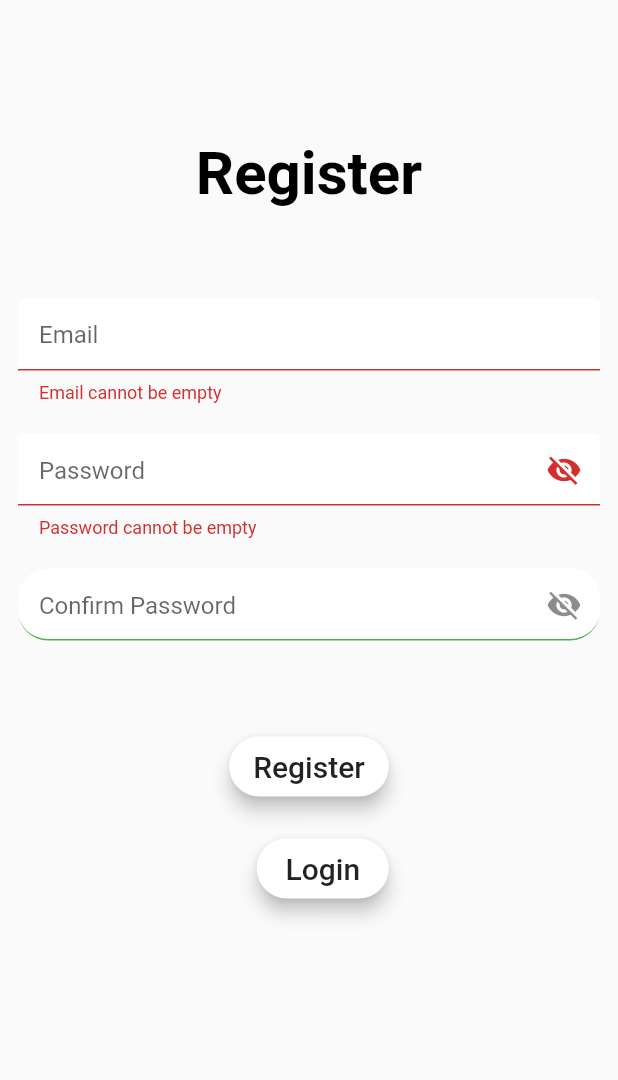
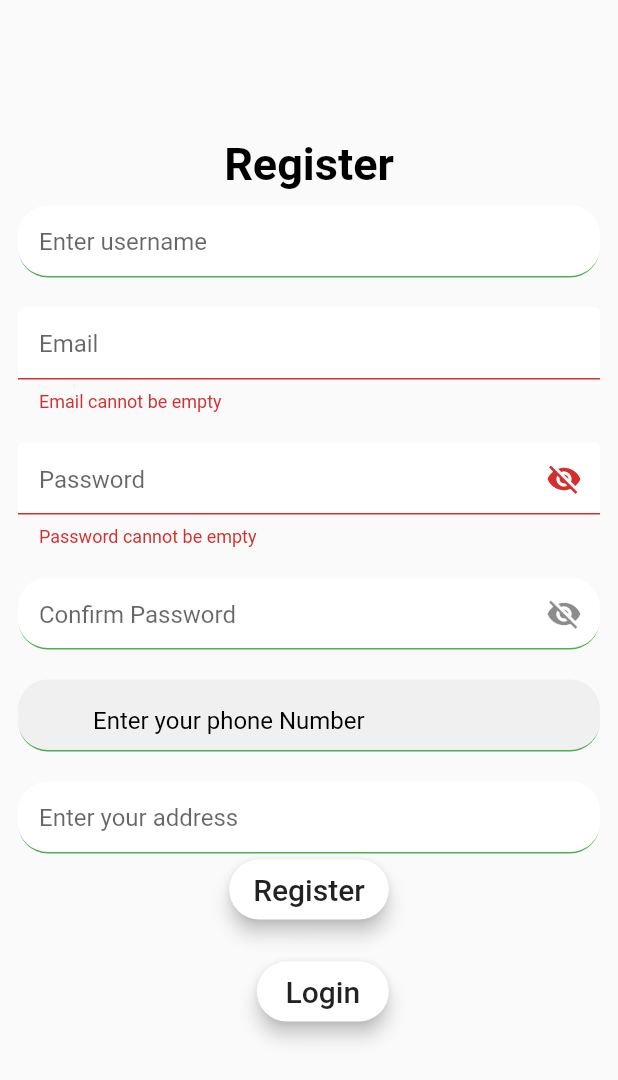
Before and after one commit to nderitualphie/project1, a Flutter app: the Register screen opened directly, after a tap on "Register", on a phone screen of 412 x 824 dp. Shown: the top 1080 px of the screen. Run offline on Flutter 3.47's test engine with Material 2 defaults, Android fonts, the phone set to English and light mode, and no system bars; our stand-ins replace badges, cloud_firestore, firebase_auth, firebase_core, firebase_storage, image_picker; missing offline and left inert: light_carousel; accounts and stored records are empty.

Commit message:
updated register

```diff
--- a/lib/main.dart
+++ b/lib/main.dart
@@ -34,16 +34,17 @@ class _MyAppState extends State<MyApp> {
           theme: ThemeData(
             primaryColor: Colors.green,
           ),
-          home: StreamBuilder(
-            stream: FirebaseAuth.instance.authStateChanges(),
-            builder: (context, snapshot) {
-              if (snapshot.hasData) {
-                return DefaultPage();
-              } else {
-                return LoginPage();
-              }
-            },
-          ),
+          home: Register(),
+          // home: StreamBuilder(
+          //   stream: FirebaseAuth.instance.authStateChanges(),
+          //   builder: (context, snapshot) {
+          //     if (snapshot.hasData) {
+          //       return DefaultPage();
+          //     } else {
+          //       return LoginPage();
+          //     }
+          //   },
+          // ),
         ));
   }
 }
--- a/lib/model/usermodel.dart
+++ b/lib/model/usermodel.dart
@@ -1,7 +1,13 @@
 import 'package:flutter/material.dart';
 
 class UserModel {
+  String userName;
   String email;
   String phoneNo;
-  UserModel({required this.email, required this.phoneNo});
+  String userImage;
+  UserModel(
+      {required this.email,
+      required this.phoneNo,
+      required this.userImage,
+      required this.userName});
 }
--- a/lib/register.dart
+++ b/lib/register.dart
@@ -3,6 +3,7 @@ import 'dart:io';
 import 'package:cloud_firestore/cloud_firestore.dart';
 import 'package:firebase_auth/firebase_auth.dart';
 import 'package:flutter/material.dart';
+import 'package:flutter/services.dart';
 
 import 'login.dart';
 
@@ -13,9 +14,6 @@ class Register extends StatefulWidget {
 
 class _RegisterState extends State<Register> {
   _RegisterState();
-  String? email;
-  String? password;
-  String? phoneNo;
 
   bool showProgress = false;
   bool visible = false;
@@ -24,9 +22,10 @@ class _RegisterState extends State<Register> {
   //CollectionReference ref = FirebaseFirestore.instance.collection('users');
   final TextEditingController passwordController = TextEditingController();
   final TextEditingController confirmpassController = TextEditingController();
-  final TextEditingController name = TextEditingController();
+  final TextEditingController userNamecontroller = TextEditingController();
   final TextEditingController emailController = TextEditingController();
   final TextEditingController phoneNocontroller = TextEditingController();
+  final TextEditingController addressController = TextEditingController();
   bool _isObscure = true;
   bool _isObscure2 = true;
   File? file;
@@ -57,14 +56,35 @@ class _RegisterState extends State<Register> {
                           style: TextStyle(
                             fontWeight: FontWeight.bold,
                             color: Colors.black,
-                            fontSize: 40,
+                            fontSize: 30,
                           ),
                         ),
                         SizedBox(
                           height: 10,
                         ),
+                        TextFormField(
+                          controller: userNamecontroller,
+                          decoration: InputDecoration(
+                            filled: true,
+                            fillColor: Colors.white,
+                            hintText: 'Enter username',
+                            enabled: true,
+                            contentPadding: const EdgeInsets.only(
+                                left: 14.0, bottom: 8.0, top: 8.0),
+                            focusedBorder: OutlineInputBorder(
+                              borderSide: BorderSide(color: Colors.green),
+                              borderRadius: BorderRadius.circular(20),
+                            ),
+                            enabledBorder: UnderlineInputBorder(
+                              borderSide: BorderSide(color: Colors.green),
+                              borderRadius: BorderRadius.circular(20),
+                            ),
+                          ),
+                          onChanged: (value) {},
+                          keyboardType: TextInputType.name,
+                        ),
                         SizedBox(
-                          height: 50,
+                          height: 20,
                         ),
                         TextFormField(
                           controller: emailController,
@@ -96,11 +116,7 @@ class _RegisterState extends State<Register> {
                               return null;
                             }
                           },
-                          onChanged: (value) {
-                            setState(() {
-                              value = email!;
-                            });
-                          },
+                          onChanged: (value) {},
                           keyboardType: TextInputType.emailAddress,
                         ),
                         SizedBox(
@@ -145,11 +161,7 @@ class _RegisterState extends State<Register> {
                               return null;
                             }
                           },
-                          onChanged: (value) {
-                            setState(() {
-                              value = password!;
-                            });
-                          },
+                          onChanged: (value) {},
                         ),
                         SizedBox(
                           height: 20,
@@ -195,41 +207,57 @@ class _RegisterState extends State<Register> {
                         SizedBox(
                           height: 20,
                         ),
-                        // TextFormField(
-                        //   controller: phoneNocontroller,
-                        //   keyboardType: TextInputType.phone,
-                        //   validator: (value) {
-                        //     if (value == "") {
-                        //       return "Please enter your phone number ";
-                        //     } else if (value!.length < 10) {
-                        //       return "Phone number must be 10 digits ";
-                        //     }
-                        //     return "";
-                        //   },
-                        //   onChanged: (value) {
-                        //     setState(() {
-                        //       value = phoneNo!;
-                        //     });
-                        //   },
-                        //   decoration: InputDecoration(
-                        //     hintText: "Enter your phone Number",
-                        //     contentPadding: const EdgeInsets.only(
-                        //         left: 14.0, bottom: 8.0, top: 15.0),
-                        //     hintStyle: TextStyle(color: Colors.black),
-                        //     enabled: true,
-                        //     filled: true,
-                        //     focusedBorder: OutlineInputBorder(
-                        //       borderSide: BorderSide(color: Colors.green),
-                        //       borderRadius: BorderRadius.circular(20),
-                        //     ),
-                        //     enabledBorder: UnderlineInputBorder(
-                        //       borderSide: BorderSide(color: Colors.green),
-                        //       borderRadius: BorderRadius.circular(20),
-                        //     ),
-                        //   ),
-                        // ),
+                        TextFormField(
+                          controller: phoneNocontroller,
+                          // validator: (value) {
+                          //   if (value == "") {
+                          //     return "Please enter your phone number ";
+                          //   } else if (value!.length < 9) {
+                          //     return "Please enter a valid phone number ";
+                          //   }
+                          //   return "";
+                          // },
+                          onChanged: (value) {},
+                          decoration: InputDecoration(
+                            hintText: "Enter your phone Number",
+                            prefixText: "+254",
+                            contentPadding: const EdgeInsets.only(
+                                left: 14.0, bottom: 8.0, top: 15.0),
+                            hintStyle: TextStyle(color: Colors.black),
+                            enabled: true,
+                            filled: true,
+                            focusedBorder: OutlineInputBorder(
+                              borderSide: BorderSide(color: Colors.green),
+                              borderRadius: BorderRadius.circular(20),
+                            ),
+                            enabledBorder: UnderlineInputBorder(
+                              borderSide: BorderSide(color: Colors.green),
+                              borderRadius: BorderRadius.circular(20),
+                            ),
+                          ),
+                        ),
                         SizedBox(
-                          height: 40,
+                          height: 20,
+                        ),
+                        TextFormField(
+                          controller: addressController,
+                          decoration: InputDecoration(
+                            filled: true,
+                            fillColor: Colors.white,
+                            hintText: 'Enter your address',
+                            enabled: true,
+                            contentPadding: const EdgeInsets.only(
+                                left: 14.0, bottom: 8.0, top: 8.0),
+                            focusedBorder: OutlineInputBorder(
+                              borderSide: BorderSide(color: Colors.green),
+                              borderRadius: BorderRadius.circular(20),
+                            ),
+                            enabledBorder: UnderlineInputBorder(
+                              borderSide: BorderSide(color: Colors.green),
+                              borderRadius: BorderRadius.circular(20),
+                            ),
+                          ),
+                          onChanged: (value) {},
                         ),
                         Column(
                           mainAxisAlignment: MainAxisAlignment.spaceEvenly,
@@ -314,13 +342,18 @@ class _RegisterState extends State<Register> {
                     ),
                   )
                 });
+
+        print(emailController.text);
         FirebaseFirestore.instance
             .collection("user")
             .doc(userCredential.user!.uid)
             .set({
           "userId": userCredential.user!.uid,
-          "email": email,
-          "phoneNo": phoneNo,
+          "email": emailController.text,
+          "phoneNo": phoneNocontroller.text,
+          //"userImage": ,
+          "userName": userNamecontroller.text,
+          "address": addressController.text,
         });
       } on FirebaseAuthException catch (e) {
         if (e.code == 'weak-password') {
--- a/lib/views/commerce/homepage.dart
+++ b/lib/views/commerce/homepage.dart
@@ -364,7 +364,7 @@ class _DefaultPageState extends State<DefaultPage> {
         children: userModel.map((e) {
       return UserAccountsDrawerHeader(
         accountName: Text(
-          'Aliphonza',
+          "Aliphonza Nderitu",
           style: TextStyle(color: Colors.black),
         ),
         currentAccountPicture: CircleAvatar(
--- a/lib/views/commerce/provider/product_provider.dart
+++ b/lib/views/commerce/provider/product_provider.dart
@@ -19,6 +19,12 @@ class ProductProvider with ChangeNotifier {
       (element) {
         if (currentUser.uid == element.data().toString().contains("userId")) {
           userModel = UserModel(
+            userImage: element.data().toString().contains('userImage')
+                ? element["userImage"]
+                : '',
+            userName: element.data().toString().contains('userName')
+                ? element["userName"]
+                : '',
             email: element.data().toString().contains('email')
                 ? element["email"]
                 : '',
```
